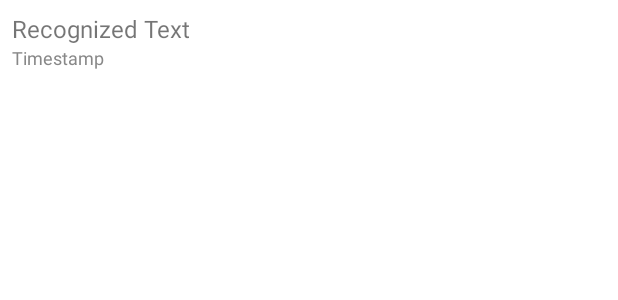
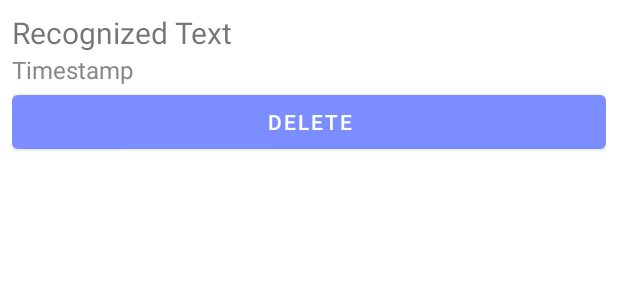
Before and after one commit to trduc2608/SpeechToText, an Android app: the layout item_speech_history.xml on its own in the app's theme, with its tools: preview values and no code run, on a phone screen of 412 x 824 dp. Shown: the top 300 px of the screen. Run offline under Robolectric (Android 15) with nearby library versions, the phone set to English and light mode, and no system bars.

Commit message:
update button

```diff
--- a/AndoirdApp/app/src/main/java/com/example/sttapp/DashboardFragment.java
+++ b/AndoirdApp/app/src/main/java/com/example/sttapp/DashboardFragment.java
@@ -97,7 +97,10 @@ public class DashboardFragment extends Fragment {
     }
 
     private void setupHistoryRecyclerView() {
-        historyAdapter = new TranslationHistoryAdapter(getContext());
+        historyAdapter = new TranslationHistoryAdapter(getContext(), item -> {
+            // Delete the item from the database
+            dashboardViewModel.deleteHistoryItem(item);
+        });
         binding.historyRecyclerView.setLayoutManager(new LinearLayoutManager(getContext()));
         binding.historyRecyclerView.setAdapter(historyAdapter);
 
@@ -186,7 +189,6 @@ public class DashboardFragment extends Fragment {
     private void stopListening() {
         if (isListening && speechRecognizer != null) {
             speechRecognizer.stopListening();
-            binding.inputTrans.setText(getString(R.string.stopped_listening));
             isListening = false;
             binding.idIVMic.setImageResource(R.drawable.microphone);
         }
--- a/AndoirdApp/app/src/main/java/com/example/sttapp/DashboardViewModel.java
+++ b/AndoirdApp/app/src/main/java/com/example/sttapp/DashboardViewModel.java
@@ -67,6 +67,10 @@ public class DashboardViewModel extends AndroidViewModel {
         executor.execute(() -> database.translationHistoryDao().insert(item));
     }
 
+    public void deleteHistoryItem(TranslationHistoryItem item) {
+        executor.execute(() -> database.translationHistoryDao().delete(item));
+    }
+
     @Override
     protected void onCleared() {
         super.onCleared();
--- a/AndoirdApp/app/src/main/java/com/example/sttapp/HomeFragment.java
+++ b/AndoirdApp/app/src/main/java/com/example/sttapp/HomeFragment.java
@@ -83,7 +83,10 @@ public class HomeFragment extends Fragment {
     }
 
     private void setupHistoryRecyclerView() {
-        historyAdapter = new SpeechHistoryAdapter(getContext());
+        historyAdapter = new SpeechHistoryAdapter(getContext(), item -> {
+            // Delete the item from the database
+            homeViewModel.deleteHistoryItem(item);
+        });
         binding.historyRecyclerView.setLayoutManager(new LinearLayoutManager(getContext()));
         binding.historyRecyclerView.setAdapter(historyAdapter);
 
@@ -166,7 +169,6 @@ public class HomeFragment extends Fragment {
     private void stopListening() {
         if (isRecording && speechRecognizer != null) {
             speechRecognizer.stopListening();
-            binding.textstore.setText(getString(R.string.stopped_listening));
             isRecording = false;
             binding.IVMic.setImageResource(R.drawable.microphone); // Reset mic icon
         }
--- a/AndoirdApp/app/src/main/java/com/example/sttapp/HomeViewModel.java
+++ b/AndoirdApp/app/src/main/java/com/example/sttapp/HomeViewModel.java
@@ -37,6 +37,10 @@ public class HomeViewModel extends AndroidViewModel {
         return history;
     }
 
+    public void deleteHistoryItem(SpeechHistoryItem item) {
+        executor.execute(() -> database.speechHistoryDao().delete(item));
+    }
+
     private void saveToHistory(String text) {
         SpeechHistoryItem item = new SpeechHistoryItem(text, System.currentTimeMillis());
         executor.execute(() -> database.speechHistoryDao().insert(item));
--- a/AndoirdApp/app/src/main/java/com/example/sttapp/SpeechHistoryDao.java
+++ b/AndoirdApp/app/src/main/java/com/example/sttapp/SpeechHistoryDao.java
@@ -2,6 +2,7 @@ package com.example.sttapp;
 
 import androidx.lifecycle.LiveData;
 import androidx.room.Dao;
+import androidx.room.Delete;
 import androidx.room.Insert;
 import androidx.room.Query;
 
@@ -12,6 +13,9 @@ public interface SpeechHistoryDao {
     @Insert
     void insert(SpeechHistoryItem item);
 
+    @Delete
+    void delete(SpeechHistoryItem item);
+
     @Query("SELECT * FROM speech_history ORDER BY timestamp DESC")
     LiveData<List<SpeechHistoryItem>> getAllHistory();
 }
--- a/AndoirdApp/app/src/main/java/com/example/sttapp/TranslationHistoryDao.java
+++ b/AndoirdApp/app/src/main/java/com/example/sttapp/TranslationHistoryDao.java
@@ -2,6 +2,7 @@ package com.example.sttapp;
 
 import androidx.lifecycle.LiveData;
 import androidx.room.Dao;
+import androidx.room.Delete;
 import androidx.room.Insert;
 import androidx.room.Query;
 
@@ -12,6 +13,9 @@ public interface TranslationHistoryDao {
     @Insert
     void insert(TranslationHistoryItem item);
 
+    @Delete
+    void delete(TranslationHistoryItem item);
+
     @Query("SELECT * FROM translation_history ORDER BY timestamp DESC")
     LiveData<List<TranslationHistoryItem>> getAllHistory();
 }
--- a/AndoirdApp/app/src/main/res/layout/fragment_dashboard.xml
+++ b/AndoirdApp/app/src/main/res/layout/fragment_dashboard.xml
@@ -120,7 +120,7 @@
             android:textSize="19sp"
             android:textAllCaps="false"/>
 
-        <TextView
+        <EditText
             android:id="@+id/idTranslateTV"
             android:layout_width="match_parent"
             android:layout_height="wrap_content"
--- a/AndoirdApp/app/src/main/res/layout/item_speech_history.xml
+++ b/AndoirdApp/app/src/main/res/layout/item_speech_history.xml
@@ -9,14 +9,20 @@
         android:id="@+id/recognizedText"
         android:layout_width="match_parent"
         android:layout_height="wrap_content"
-        android:text="Recognized Text"
-        android:textSize="16sp" />
+        android:text="@string/recognized_text"
+        android:textSize="20sp" />
 
     <TextView
         android:id="@+id/timestamp"
         android:layout_width="match_parent"
         android:layout_height="wrap_content"
-        android:text="Timestamp"
-        android:textSize="12sp"
+        android:text="@string/timestamp"
+        android:textSize="16sp"
         android:textColor="#888888" />
+
+    <Button
+        android:id="@+id/deleteButton"
+        android:layout_width="match_parent"
+        android:layout_height="wrap_content"
+        android:text="@string/delete"/>
 </LinearLayout>
--- a/AndoirdApp/app/src/main/res/values/strings.xml
+++ b/AndoirdApp/app/src/main/res/values/strings.xml
@@ -42,6 +42,9 @@
     <string name="enter_text_to_translate">Please enter text to translate.</string>
     <string name="translation_failed">Translation failed: </string>
     <string name="model_download_failed">Model download failed: </string>
+    <string name="delete">Delete</string>
+    <string name="timestamp">Timestamp</string>
+    <string name="recognized_text">Recognized Text</string>
 
 
     <string-array name="languages_array">
```
Also changed, not shown: AndoirdApp/app/src/main/java/com/example/sttapp/SpeechHistoryAdapter.java (+36 -1 lines), AndoirdApp/app/src/main/java/com/example/sttapp/TranslationHistoryAdapter.java (+35 -1 lines), AndoirdApp/app/src/main/res/layout/item_translation_history.xml (+10 -4 lines).
